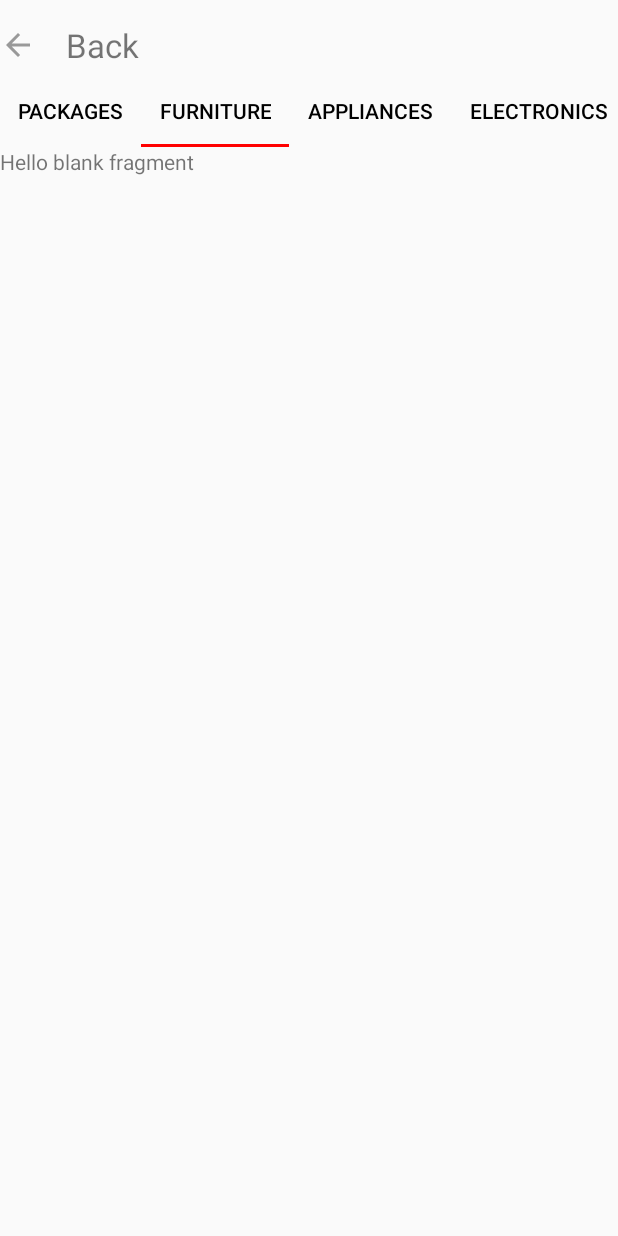
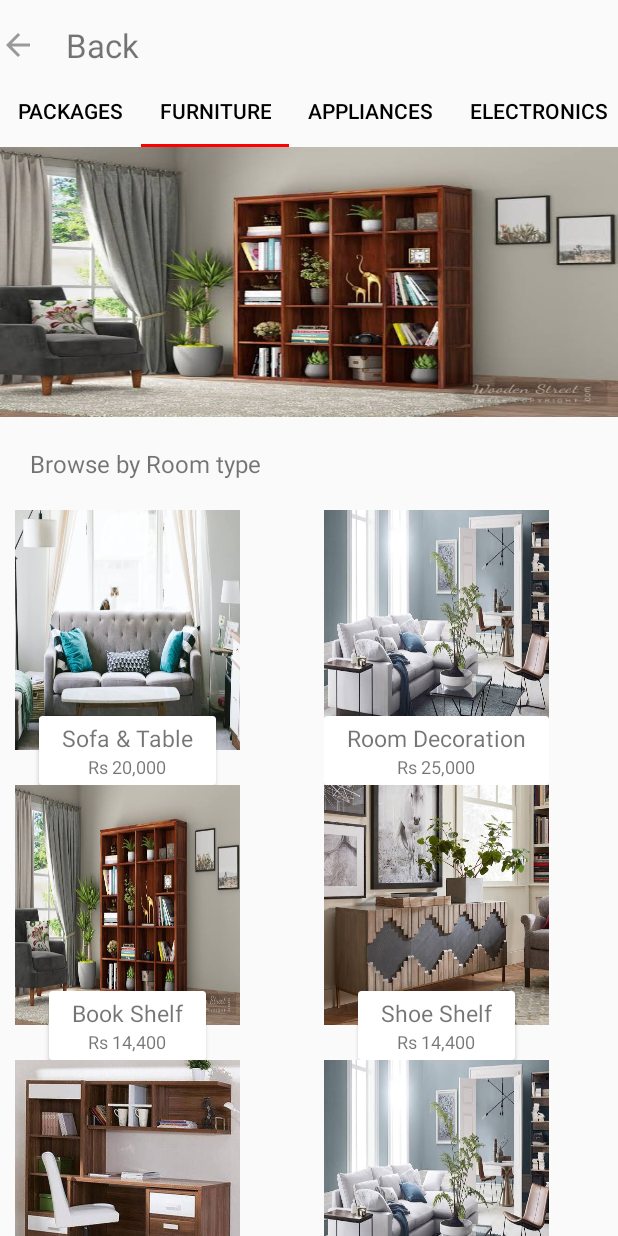
Before and after one commit to ishu260596/RentoMojo, an Android app: the PackagesFragment screen opened directly, with no data from a screen before it, tab 2 chosen, on a phone screen of 412 x 824 dp. Run offline under Robolectric (Android 15) with nearby library versions, the light colour scheme and no system bars; Roboto replaces fonts that are not available here.

Commit message:
furniture_fragment

```diff
--- a/RentoMojo/app/build.gradle
+++ b/RentoMojo/app/build.gradle
@@ -43,8 +43,9 @@ dependencies {
     androidTestImplementation 'androidx.test.espresso:espresso-core:3.3.0'
     implementation 'com.github.denzcoskun:ImageSlideshow:0.1.0'
     implementation 'com.airbnb.android:lottie:3.6.0'
+    implementation 'com.google.code.gson:gson:2.8.6'
     implementation 'com.github.bumptech.glide:glide:4.11.0'
     annotationProcessor 'com.github.bumptech.glide:compiler:4.11.0'
-    implementation 'com.google.code.gson:gson:2.8.6'
+
 
 }
--- a/RentoMojo/app/src/main/AndroidManifest.xml
+++ b/RentoMojo/app/src/main/AndroidManifest.xml
@@ -20,7 +20,12 @@
         <activity android:name=".activities.SelectCityActivity" />
         <activity android:name=".activities.LoginAcitvity"/>
         <activity android:name=".activities.HomeActivity">
-
+        </activity>
+        <activity android:name=".activities.BeginActivity">
+            <intent-filter>
+                <action android:name="android.intent.action.MAIN"/>
+                <category android:name="android.intent.category.LAUNCHER"/>
+            </intent-filter>
         </activity>
 
         <meta-data
--- /dev/null
+++ b/RentoMojo/app/src/main/java/com/example/rentomojo/packageactivity/FurnitureAdapter.java
@@ -0,0 +1,64 @@
+package com.example.rentomojo.packageactivity;
+
+import android.view.LayoutInflater;
+import android.view.View;
+import android.view.ViewGroup;
+import android.widget.ImageView;
+import android.widget.TextView;
+
+import androidx.annotation.NonNull;
+import androidx.recyclerview.widget.RecyclerView;
+
+import com.example.rentomojo.R;
+
+import java.util.List;
+
+public class FurnitureAdapter extends RecyclerView.Adapter<FurnitureAdapter.ItemViewHolder> {
+
+    List<PackageItem> packageItemList;
+
+    public FurnitureAdapter(List<PackageItem> packageItemList) {
+        this.packageItemList = packageItemList;
+    }
+
+    @NonNull
+    @Override
+    public FurnitureAdapter.ItemViewHolder onCreateViewHolder(@NonNull ViewGroup parent, int viewType) {
+        View view = LayoutInflater.from(parent.getContext()).inflate(R.layout.package_item_layout, parent, false);
+        return new FurnitureAdapter.ItemViewHolder(view);
+    }
+
+    @Override
+    public void onBindViewHolder(@NonNull FurnitureAdapter.ItemViewHolder holder, int position) {
+        PackageItem packageItem = packageItemList.get(position);
+        holder.setData(packageItem);
+    }
+
+    @Override
+    public int getItemCount() {
+        return packageItemList.size();
+    }
+
+    class ItemViewHolder extends RecyclerView.ViewHolder {
+        private TextView mTvName;
+        private TextView mTvProductsAvailable;
+        private ImageView mIvImageView;
+
+        public ItemViewHolder(@NonNull View itemView) {
+            super(itemView);
+            initViews(itemView);
+        }
+
+        public void setData(PackageItem packageItem) {
+            mTvName.setText(packageItem.getName());
+            mIvImageView.setImageResource(packageItem.getImage());
+            mTvProductsAvailable.setText(packageItem.getProductsAvailable());
+        }
+
+        private void initViews(View itemView) {
+            mTvName = itemView.findViewById(R.id.tvName);
+            mTvProductsAvailable = itemView.findViewById(R.id.tvProductsAvailable);
+            mIvImageView = itemView.findViewById(R.id.imageView);
+        }
+    }
+}
--- a/RentoMojo/app/src/main/java/com/example/rentomojo/packageactivity/FurnitureFragment.java
+++ b/RentoMojo/app/src/main/java/com/example/rentomojo/packageactivity/FurnitureFragment.java
@@ -2,16 +2,26 @@ package com.example.rentomojo.packageactivity;
 
 import android.os.Bundle;
 
+import androidx.annotation.NonNull;
+import androidx.annotation.Nullable;
 import androidx.fragment.app.Fragment;
+import androidx.recyclerview.widget.GridLayoutManager;
+import androidx.recyclerview.widget.RecyclerView;
 
 import android.view.LayoutInflater;
 import android.view.View;
 import android.view.ViewGroup;
 
 import com.example.rentomojo.R;
+import com.example.rentomojo.recyclerview.CategoryItem;
+
+import java.util.ArrayList;
+import java.util.List;
 
 
 public class FurnitureFragment extends Fragment {
+
+    private RecyclerView recyclerView;
 
     public static FurnitureFragment newInstance(){
         FurnitureFragment furnitureFragment = new FurnitureFragment();
@@ -27,4 +37,42 @@ public class FurnitureFragment extends Fragment {
         // Inflate the layout for this fragment
         return inflater.inflate(R.layout.fragment_furniture, container, false);
     }
+
+    @Override
+    public void onViewCreated(@NonNull View view, @Nullable Bundle savedInstanceState) {
+        super.onViewCreated(view, savedInstanceState);
+        recyclerView=view.findViewById(R.id.recyclerView);
+        buildRecyclerViewData();
+    }
+
+    private void buildRecyclerViewData() {
+
+        List<PackageItem> packageItemList_1 = new ArrayList<>();
+        for (int i = 0; i < 200; i++) {
+            if (i % 6 == 0) {
+                packageItemList_1.add(new PackageItem(R.drawable.sofa_table, "Sofa & Table", "Rs 20,000"));
+            }
+            if (i % 6 == 1) {
+                packageItemList_1.add(new PackageItem(R.drawable.home_decoration, "Room Decoration", "Rs 25,000"));
+            }
+            if (i % 6 == 2) {
+                packageItemList_1.add(new PackageItem(R.drawable.book_shelf, "Book Shelf", "Rs 14,400"));
+            }
+            if (i % 6 == 3) {
+                packageItemList_1.add(new PackageItem(R.drawable.shelf, "Shoe Shelf", "Rs 14,400"));
+            }
+            if (i % 6 == 4) {
+                packageItemList_1.add(new PackageItem(R.drawable.study_table, "Study Table Combo", "Rs 8,000"));
+            }
+            if (i % 6 == 5) {
+                packageItemList_1.add(new PackageItem(R.drawable.bed_package, "Best Package", "Rs 8,000"));
+            }
+        }
+
+        GridLayoutManager grid = new GridLayoutManager(getContext(),2);
+        recyclerView.setLayoutManager(grid);
+        FurnitureAdapter furnitureAdapter = new FurnitureAdapter(packageItemList_1);
+        recyclerView.setAdapter(furnitureAdapter);
+
+    }
 }
--- /dev/null
+++ b/RentoMojo/app/src/main/java/com/example/rentomojo/packageactivity/PackageItem.java
@@ -0,0 +1,26 @@
+package com.example.rentomojo.packageactivity;
+
+public class PackageItem {
+
+    private int image;
+    private String name;
+    private String productsAvailable;
+
+    public PackageItem(int image, String name, String productsAvailable) {
+        this.image = image;
+        this.name = name;
+        this.productsAvailable = productsAvailable;
+    }
+
+    public int getImage() {
+        return image;
+    }
+
+    public String getName() {
+        return name;
+    }
+
+    public String getProductsAvailable() {
+        return productsAvailable;
+    }
+}
--- a/RentoMojo/app/src/main/res/layout/fragment_furniture.xml
+++ b/RentoMojo/app/src/main/res/layout/fragment_furniture.xml
@@ -1,14 +1,37 @@
 <?xml version="1.0" encoding="utf-8"?>
-<FrameLayout xmlns:android="http://schemas.android.com/apk/res/android"
+<ScrollView xmlns:android="http://schemas.android.com/apk/res/android"
+    xmlns:app="http://schemas.android.com/apk/res-auto"
     xmlns:tools="http://schemas.android.com/tools"
     android:layout_width="match_parent"
     android:layout_height="match_parent"
-    tools:context=".packageactivity.FurnitureFragment">
+    tools:context=".packageactivity.PackagesFragment">
 
-    <!-- TODO: Update blank fragment layout -->
-    <TextView
+    <LinearLayout
         android:layout_width="match_parent"
-        android:layout_height="match_parent"
-        android:text="@string/hello_blank_fragment" />
+        android:orientation="vertical"
+        android:weightSum="1"
+        android:layout_height="wrap_content">
 
-</FrameLayout>
+        <ImageView
+            android:id="@+id/imageView"
+            android:layout_width="match_parent"
+            android:layout_height="@dimen/dp_180"
+            android:scaleType="fitXY"
+            android:src="@drawable/book_shelf" />
+
+        <TextView
+            android:id="@+id/tvBrowseByRoomType"
+            android:layout_width="match_parent"
+            android:layout_height="wrap_content"
+            android:padding="@dimen/dp_20"
+            android:text="@string/browse_by_room_type"
+            android:textSize="@dimen/sp_16"
+            />
+
+        <androidx.recyclerview.widget.RecyclerView
+            android:id="@+id/recyclerView"
+            android:layout_width="match_parent"
+            android:layout_height="match_parent" />
+    </LinearLayout>
+
+</ScrollView>
--- /dev/null
+++ b/RentoMojo/app/src/main/res/layout/package_item_layout.xml
@@ -0,0 +1,55 @@
+<?xml version="1.0" encoding="utf-8"?>
+<androidx.constraintlayout.widget.ConstraintLayout xmlns:android="http://schemas.android.com/apk/res/android"
+    xmlns:app="http://schemas.android.com/apk/res-auto"
+    android:layout_width="wrap_content"
+    android:layout_height="wrap_content"
+   android:layout_marginStart="@dimen/dp_10">
+
+    <ImageView
+        android:id="@+id/imageView"
+        android:layout_width="@dimen/dp_150"
+        android:layout_height="@dimen/dp_160"
+        android:src="@drawable/bed"
+        android:scaleType="fitXY"
+        app:layout_constraintStart_toStartOf="parent"
+        app:layout_constraintTop_toTopOf="parent" />
+
+    <androidx.cardview.widget.CardView
+        android:id="@+id/cardView"
+        android:layout_width="wrap_content"
+        android:layout_height="wrap_content"
+        app:layout_constraintBottom_toBottomOf="@id/imageView"
+        app:layout_constraintEnd_toEndOf="@id/imageView"
+        app:layout_constraintStart_toStartOf="@id/imageView"
+        app:layout_constraintTop_toBottomOf="@id/imageView">
+
+        <LinearLayout
+            android:layout_width="wrap_content"
+            android:layout_height="wrap_content"
+            android:orientation="vertical"
+            android:paddingStart="@dimen/dp_15"
+            android:paddingTop="@dimen/dp_4"
+            android:paddingEnd="@dimen/dp_15"
+            android:paddingBottom="@dimen/dp_4">
+
+            <TextView
+                android:id="@+id/tvName"
+                android:layout_width="wrap_content"
+                android:layout_height="wrap_content"
+                android:layout_gravity="center"
+                android:text="Bedroom"
+                android:textSize="@dimen/sp_15" />
+
+            <TextView
+                android:id="@+id/tvProductsAvailable"
+                android:layout_width="wrap_content"
+                android:layout_height="wrap_content"
+                android:layout_gravity="center"
+                android:text="32 Products"
+                android:textSize="@dimen/sp_12" />
+        </LinearLayout>
+
+
+    </androidx.cardview.widget.CardView>
+
+</androidx.constraintlayout.widget.ConstraintLayout>
--- a/RentoMojo/app/src/main/res/values/strings.xml
+++ b/RentoMojo/app/src/main/res/values/strings.xml
@@ -20,6 +20,7 @@
     <string name="studio_apartment">Studio Apartment</string>
     <string name="one_bhk">1 BHK</string>
     <string name="two_bhk">2 BHK</string>
+    <string name="browse_by_room_type">Browse by Room type</string>
 
     <string name="hello_blank_fragment">Hello blank fragment</string>
     <string name="furniture">Furniture</string>
```
